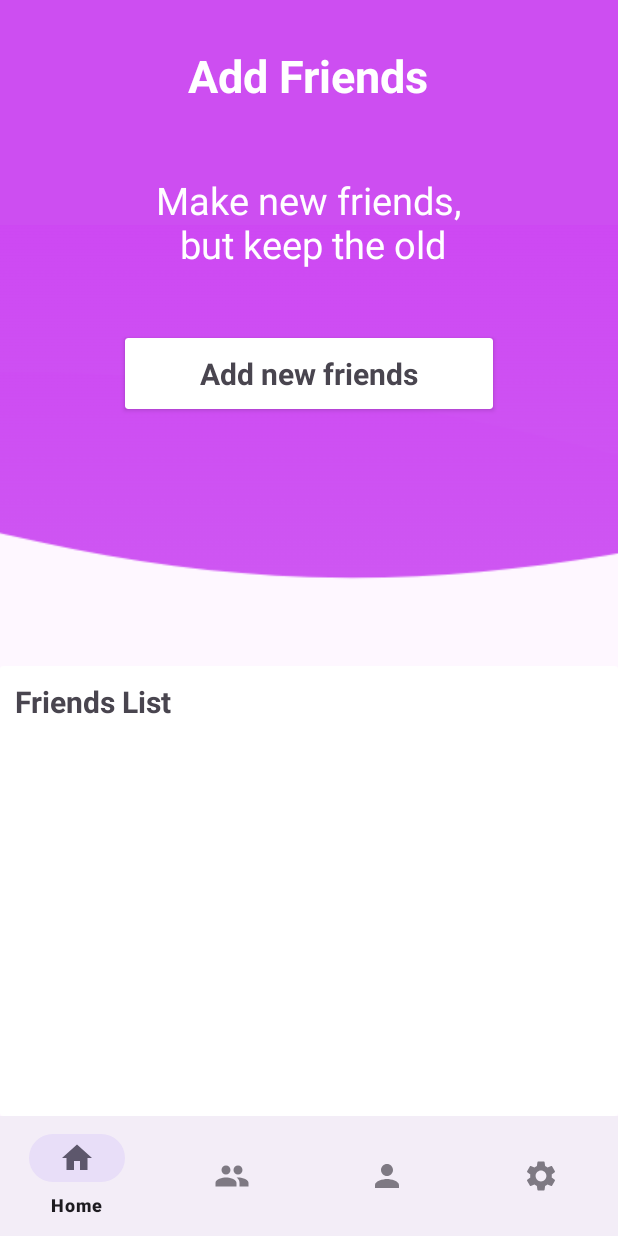
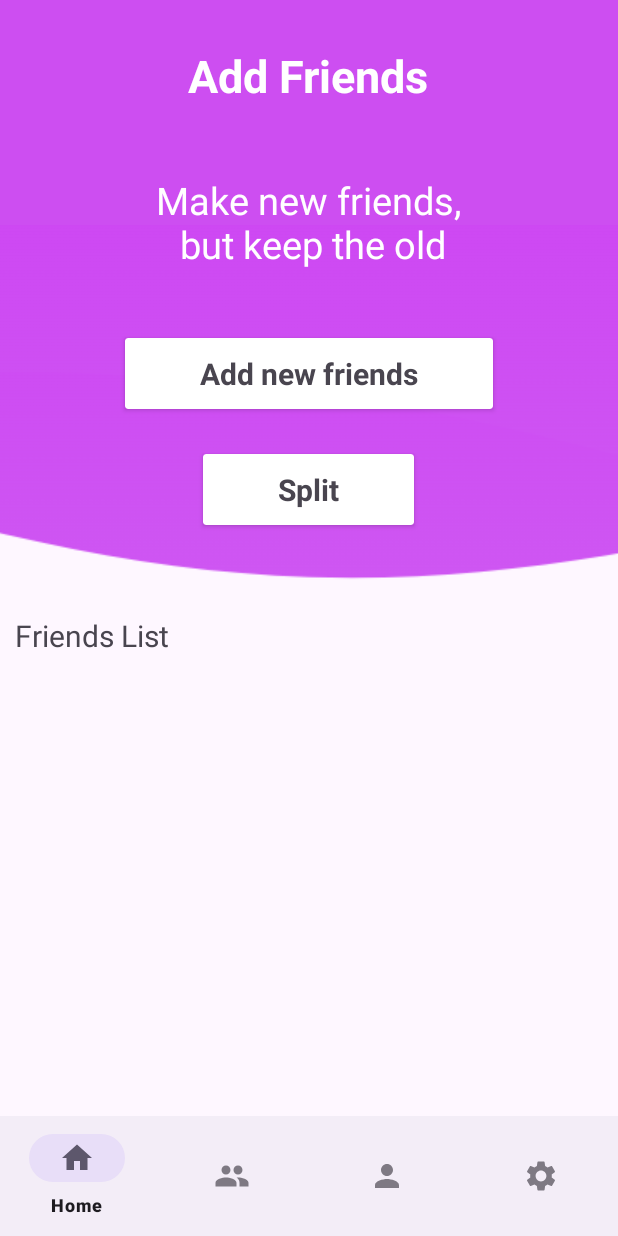
Before and after one commit to Splitz4/splitz, an Android app: the fragment addFriends placed in its activity, on a phone screen of 412 x 824 dp. Run offline under Robolectric (Android 15) with nearby library versions, the phone set to English and light mode, and no system bars; our stand-ins replace Firebase (no records; nobody signed in at launch, a user with empty details on screens opened directly); 2 statements that could not run were skipped.

Commit message:
addfriends createsplit friends_item friends Adpater friends Data

```diff
--- a/app/src/main/java/com/example/splitz/addFriends.kt
+++ b/app/src/main/java/com/example/splitz/addFriends.kt
@@ -1,13 +1,34 @@
 package com.example.splitz
 
+import android.content.ContentValues
+import android.content.Context
 import android.content.Intent
 import android.os.Bundle
+import android.util.Log
 import androidx.fragment.app.Fragment
 import android.view.LayoutInflater
 import android.view.View
 import android.view.ViewGroup
+import android.widget.ArrayAdapter
+import android.widget.AutoCompleteTextView
+import android.widget.Button
+import android.widget.EditText
 import android.widget.TextView
+import android.widget.Toast
+import androidx.appcompat.app.AlertDialog
 import androidx.cardview.widget.CardView
+import androidx.recyclerview.widget.LinearLayoutManager
+import androidx.recyclerview.widget.RecyclerView
+import com.google.android.gms.common.util.Strings
+import com.google.android.gms.tasks.OnCompleteListener
+import com.google.firebase.firestore.DocumentChange
+import com.google.firebase.firestore.EventListener
+import com.google.firebase.firestore.FirebaseFirestore
+import com.google.firebase.firestore.FirebaseFirestoreException
+import com.google.firebase.firestore.QuerySnapshot
+import com.google.firebase.firestore.toObject
+import java.lang.Float.parseFloat
+import java.util.jar.Attributes.Name
 
 // TODO: Rename parameter arguments, choose names that match
 // the fragment initialization parameters, e.g. ARG_ITEM_NUMBER
@@ -23,6 +44,13 @@ class addFriends : Fragment() {
     // TODO: Rename and change types of parameters
     private var param1: String? = null
     private var param2: String? = null
+    private lateinit var recyclerView: RecyclerView
+    private lateinit var friendsList: ArrayList<friendsData>
+    private lateinit var adapter: ArrayAdapter<String>
+
+    //  private lateinit var friendsAdapter: friendsAdapter
+    private lateinit var db: FirebaseFirestore
+    private lateinit var autoCompleteTextView: AutoCompleteTextView
 
     override fun onCreate(savedInstanceState: Bundle?) {
         super.onCreate(savedInstanceState)
@@ -38,10 +66,59 @@ class addFriends : Fragment() {
         // Inflate the layout for this fragment
         val view = inflater.inflate(R.layout.fragment_add_friends, container, false)
         val buttonContact = view.findViewById<CardView>(R.id.buttonContact)
-        buttonContact.setOnClickListener{
+        val splitButton = view.findViewById<CardView>(R.id.splitAmount11)
+
+
+
+        recyclerView = view.findViewById(R.id.friendsRecyclerView)
+        recyclerView.layoutManager =
+            LinearLayoutManager(requireContext(), LinearLayoutManager.HORIZONTAL, false)
+        recyclerView.setHasFixedSize(true)
+        friendsList = arrayListOf<friendsData>()
+        eventChangeListner()
+//        friendsAdapter = friendsAdapter(friendsList)
+//        recyclerView.adapter = friendsAdapter
+
+        buttonContact.setOnClickListener {
             navigateButton()
+
+        }
+
+        splitButton.setOnClickListener {
+
+            showPopupForm()
+            //Toast.makeText(requireContext(),"workn",Toast.LENGTH_LONG).show()
+
         }
         return view
+
+    }
+
+    private fun eventChangeListner() {
+        val savedUsername = getUsername()
+        db = FirebaseFirestore.getInstance()
+
+        db.collection("UserFriends").get()
+            .addOnSuccessListener { collection ->
+                val documents = collection.documents
+                for (document in documents) {
+                    if(document.get("UserName")==savedUsername){
+                        val friends = document.toObject(friendsData::class.java)
+                        friendsList.add(friends!!)
+                    }
+                    recyclerView.adapter = friendsAdapter(friendsList, requireContext())
+
+                }
+            }
+
+    }
+
+    private fun getUsername(): String? {
+        // Retrieve the shared preferences
+        val prefs = activity?.getSharedPreferences(login.PREFS_NAME, Context.MODE_PRIVATE)
+
+        // Retrieve the username from shared preferences using the key
+        return prefs?.getString(login.KEY_USERNAME, null)
     }
 
     private fun navigateButton() {
@@ -49,23 +126,53 @@ class addFriends : Fragment() {
         startActivity(intent)
     }
 
-    companion object {
-        /**
-         * Use this factory method to create a new instance of
-         * this fragment using the provided parameters.
-         *
-         * @param param1 Parameter 1.
-         * @param param2 Parameter 2.
-         * @return A new instance of fragment addFriends.
-         */
-        // TODO: Rename and change types and number of parameters
-        @JvmStatic
-        fun newInstance(param1: String, param2: String) =
-            addFriends().apply {
-                arguments = Bundle().apply {
-                    putString(ARG_PARAM1, param1)
-                    putString(ARG_PARAM2, param2)
-                }
+    private fun showPopupForm() {
+
+        val dialogView =
+            LayoutInflater.from(requireContext()).inflate(R.layout.createsplit, null)
+
+        var expDesc = dialogView.findViewById<EditText>(R.id.splitDescriptionEdit)
+        var expAmou = dialogView.findViewById<EditText>(R.id.splitAmountEdit)
+
+        val alertDialogBuilder = AlertDialog.Builder(requireContext())
+            .setView(dialogView)
+            .setTitle("Income Form")
+
+        val alertDialog = alertDialogBuilder.create()
+
+
+        val submitButton = dialogView.findViewById<Button>(R.id.splitExp)
+
+        submitButton.setOnClickListener {
+            var expDescVal = expDesc.text.toString()
+            var expAmou = expAmou.text.toString()
+            val savedUsername = getUsername()
+            if (savedUsername != null) {
+                val Transaction = hashMapOf(
+                    "Description" to expDescVal,
+                    "ExpAmount" to expAmou,
+                    "Name" to savedUsername,
+                    "IncomeAmount" to "0"
+                )
+                db.collection("Transaction")
+                    .add(Transaction)
+                    .addOnSuccessListener {
+                        Toast.makeText(activity, "Working", Toast.LENGTH_LONG).show()
+                    }
+            } else {
+                activity?.recreate()
             }
+
+            //            val intent = Intent(activity, addExpense::class.java)
+//            startActivity(intent)
+//
+//            alertDialog.dismiss()
+        }
+
+        // Show the dialog
+        alertDialog.show()
     }
+
+
+
 }
--- /dev/null
+++ b/app/src/main/java/com/example/splitz/friendsData.kt
@@ -0,0 +1,3 @@
+package com.example.splitz
+
+data class friendsData( var Name : String ?=null ,  var Number : String?=null)
--- a/app/src/main/java/com/example/splitz/transactionAdapter.kt
+++ b/app/src/main/java/com/example/splitz/transactionAdapter.kt
@@ -21,12 +21,12 @@ class transactionAdapter(private val transactionList : ArrayList<transactionsDat
         val currentItem = transactionList[position]
 
         if(currentItem.IncomeAmount == "0"){
-            holder.incomeAmount.text = ""
+            holder.incomeAmount.text = "n"
             holder.transactionType.text = "Expense"
-            holder.transactionAmount.text = currentItem.ExpAmount
+            holder.transactionAmount.text = currentItem.ExpAmount ?: ""
         }
         else if (currentItem.ExpAmount == "0"){
-            holder.transactionAmount.text = ""
+            holder.transactionAmount.text = "N"
             holder.transactionType.text = "Income"
             holder.transactionAmount.text = currentItem.IncomeAmount
         }
--- a/app/src/main/java/com/example/splitz/transactionsData.kt
+++ b/app/src/main/java/com/example/splitz/transactionsData.kt
@@ -2,5 +2,5 @@ package com.example.splitz
 
 data class transactionsData(var Description : String ? = null,
                             var Name : String ? = null,
-                            var ExpAmount : String ? = null,
+                            val ExpAmount: String? = null,
                             var IncomeAmount : String ? = null)
--- a/app/src/main/res/layout/fragment_add_friends.xml
+++ b/app/src/main/res/layout/fragment_add_friends.xml
@@ -81,28 +81,54 @@
         </androidx.cardview.widget.CardView>
 
         <androidx.cardview.widget.CardView
-            android:layout_width="match_parent"
-            android:layout_height="300dp"
-            android:layout_alignParentBottom="true"
-            app:cardElevation="0dp"
+            android:id="@+id/splitAmount11"
+            android:layout_width="wrap_content"
+            android:layout_height="wrap_content"
+            android:layout_below="@+id/buttonContact"
+            android:layout_centerHorizontal="true"
+            android:layout_marginTop="30dp"
             >
+            <TextView
+                android:id="@+id/splitButton"
+                android:layout_width="wrap_content"
+                android:layout_height="wrap_content"
+                android:text="Split"
+                android:textSize="20sp"
+                android:textStyle="bold"
+                android:paddingLeft="50dp"
+                android:paddingRight="50dp"
+                android:paddingTop="10dp"
+                android:paddingBottom="10dp"/>
 
-            <RelativeLayout
-                android:layout_width="match_parent"
-                android:layout_height="match_parent">
+        </androidx.cardview.widget.CardView>
 
         <TextView
             android:layout_width="wrap_content"
             android:layout_height="wrap_content"
+            android:textSize="20sp"
             android:text="Friends List"
-                    android:textSize="20sp"
-                    android:layout_margin="10dp"
-                    android:textStyle="bold"
+            android:layout_below="@+id/splitAmount11"
+            android:layout_marginTop="60dp"
+            android:layout_marginLeft="10dp"
             />
+        <LinearLayout
+            android:layout_width="match_parent"
+            android:layout_height="match_parent"
+            android:orientation="vertical"
+            android:layout_alignParentBottom="true"
+            android:layout_below="@+id/background_Color"
+            >
+            <androidx.recyclerview.widget.RecyclerView
+                android:id="@+id/friendsRecyclerView"
+                android:layout_width="match_parent"
+                tools:listitem="@layout/friends_item"
+                android:layout_height="match_parent"
+                android:orientation="horizontal"
+                >
+
+            </androidx.recyclerview.widget.RecyclerView>
+        </LinearLayout>
 
     </RelativeLayout>
 
-        </androidx.cardview.widget.CardView>
-    </RelativeLayout>
-
 </FrameLayout>
--- a/app/src/main/res/layout/transactions_view.xml
+++ b/app/src/main/res/layout/transactions_view.xml
@@ -1,5 +1,6 @@
 <?xml version="1.0" encoding="utf-8"?>
-<androidx.cardview.widget.CardView android:layout_height="150dp"
+<androidx.cardview.widget.CardView
+    android:layout_height="150dp"
     android:layout_width="150dp"
     xmlns:android="http://schemas.android.com/apk/res/android"
     xmlns:app="http://schemas.android.com/apk/res-auto"
```
Also changed, not shown: app/src/main/java/com/example/splitz/friendsAdapter.kt (added, +98 -0 lines), app/src/main/java/com/example/splitz/home_Freg.kt (+5 -5 lines), app/src/main/res/layout/createsplit.xml (added, +97 -0 lines), app/src/main/res/layout/fragment_home__freg.xml (+2 -12 lines), app/src/main/res/layout/friends_item.xml (added, +47 -0 lines), app/src/main/res/drawable/addfriend.png (added). Lines whose indentation alone changed are shown as unchanged.
